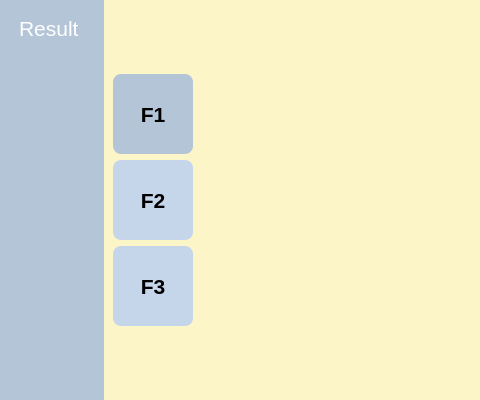
Before: the Qt Designer form ui/main_window.ui in gusdls/daegun-four-cut, drawn with Qt 5; both pictures show x 0 to 480 and y 106 to 506 of the 1097 by 613 pixel window.
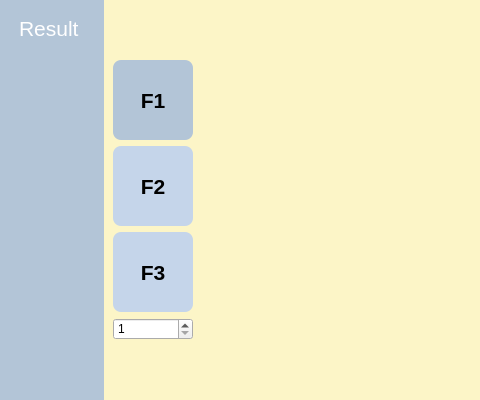
After: the same form once the commit is applied. The open tabs and pages were chosen to show the change. Icons and pictures are not drawn.

Commit message: feat: add qrcode insertion and printing image

```diff
--- a/ui/main_window.ui
+++ b/ui/main_window.ui
@@ -369,6 +369,19 @@
                   </property>
                  </widget>
                 </item>
+                <item>
+                 <widget class="QSpinBox" name="copyCountInput">
+                  <property name="wrapping">
+                   <bool>false</bool>
+                  </property>
+                  <property name="frame">
+                   <bool>true</bool>
+                  </property>
+                  <property name="minimum">
+                   <number>1</number>
+                  </property>
+                 </widget>
+                </item>
                </layout>
               </item>
              </layout>
```
The commit also changes 2 other files.
